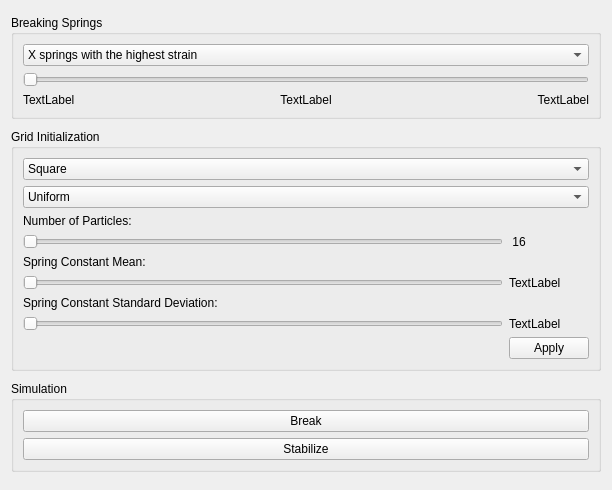
Before: the Qt Designer form code/Mud/sidebar.ui in lauraBaakman/Introduction-to-Computational-Science, drawn with Qt 5.
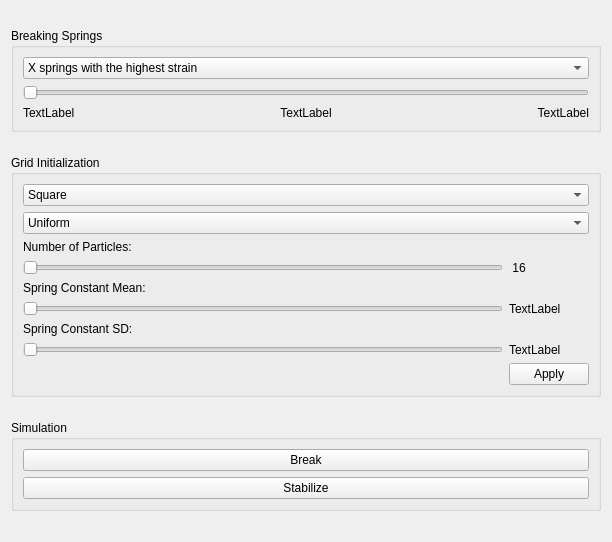
After: the same form once the commit is applied.

Commit message: Implemented spring constant sd slider.

What changed in the file:
```diff
--- a/code/Mud/sidebar.ui
+++ b/code/Mud/sidebar.ui
@@ -7,7 +7,7 @@
     <x>0</x>
     <y>0</y>
     <width>612</width>
-    <height>490</height>
+    <height>542</height>
    </rect>
   </property>
   <property name="sizePolicy">
@@ -148,7 +148,7 @@
       <item row="6" column="0">
        <widget class="QLabel" name="label_3">
         <property name="text">
-         <string>Spring Constant Standard Deviation:</string>
+         <string>Spring Constant SD:</string>
         </property>
        </widget>
       </item>
```
The commit also changes 2 other files.
